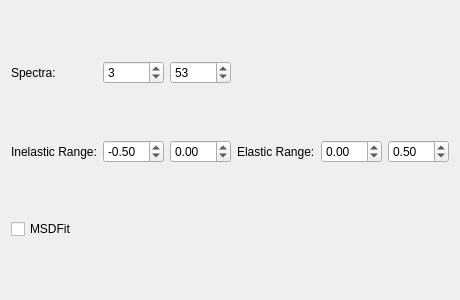
AnthonyLim23/quickrun, file UI/EnergyWindowScan.ui: the form before one commit.
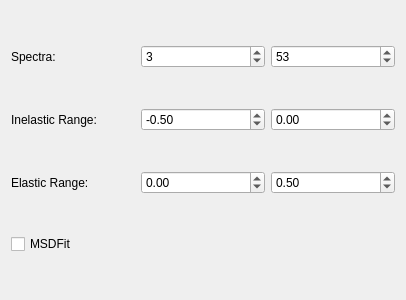
The form after the commit.

```diff
--- a/UI/EnergyWindowScan.ui
+++ b/UI/EnergyWindowScan.ui
@@ -6,7 +6,7 @@
    <rect>
     <x>0</x>
     <y>0</y>
-    <width>400</width>
+    <width>406</width>
     <height>300</height>
    </rect>
   </property>
@@ -14,20 +14,6 @@
    <string>Form</string>
   </property>
   <layout class="QGridLayout" name="gridLayout">
-   <item row="0" column="0">
-    <widget class="QLabel" name="lb_spectra">
-     <property name="text">
-      <string>Spectra:</string>
-     </property>
-    </widget>
-   </item>
-   <item row="0" column="1">
-    <widget class="QSpinBox" name="sb_spectraMin">
-     <property name="value">
-      <number>3</number>
-     </property>
-    </widget>
-   </item>
    <item row="0" column="2">
     <widget class="QSpinBox" name="sb_spectraMax">
      <property name="value">
@@ -35,20 +21,14 @@
      </property>
     </widget>
    </item>
-   <item row="0" column="4">
-    <spacer name="horizontalSpacer">
-     <property name="orientation">
-      <enum>Qt::Horizontal</enum>
+   <item row="0" column="1">
+    <widget class="QSpinBox" name="sb_spectraMin">
+     <property name="value">
+      <number>3</number>
      </property>
-     <property name="sizeHint" stdset="0">
-      <size>
-       <width>49</width>
-       <height>20</height>
-      </size>
-     </property>
-    </spacer>
+    </widget>
    </item>
-   <item row="2" column="0" colspan="2">
+   <item row="3" column="0" colspan="2">
     <widget class="QCheckBox" name="cb_msdfit">
      <property name="text">
       <string>MSDFit</string>
@@ -62,13 +42,6 @@
      </property>
     </widget>
    </item>
-   <item row="1" column="3">
-    <widget class="QLabel" name="lb_elastic">
-     <property name="text">
-      <string>Elastic Range:</string>
-     </property>
-    </widget>
-   </item>
    <item row="1" column="1">
     <widget class="QDoubleSpinBox" name="dsb_inelasticMin">
      <property name="minimum">
@@ -92,7 +65,21 @@
      </property>
     </widget>
    </item>
-   <item row="1" column="4">
+   <item row="0" column="0">
+    <widget class="QLabel" name="lb_spectra">
+     <property name="text">
+      <string>Spectra:</string>
+     </property>
+    </widget>
+   </item>
+   <item row="2" column="0">
+    <widget class="QLabel" name="lb_elastic">
+     <property name="text">
+      <string>Elastic Range:</string>
+     </property>
+    </widget>
+   </item>
+   <item row="2" column="1">
     <widget class="QDoubleSpinBox" name="dsb_elasticMin">
      <property name="minimum">
       <double>-99.989999999999995</double>
@@ -102,7 +89,7 @@
      </property>
     </widget>
    </item>
-   <item row="1" column="5">
+   <item row="2" column="2">
     <widget class="QDoubleSpinBox" name="dsb_elasticMax">
      <property name="minimum">
       <double>-99.989999999999995</double>
```
